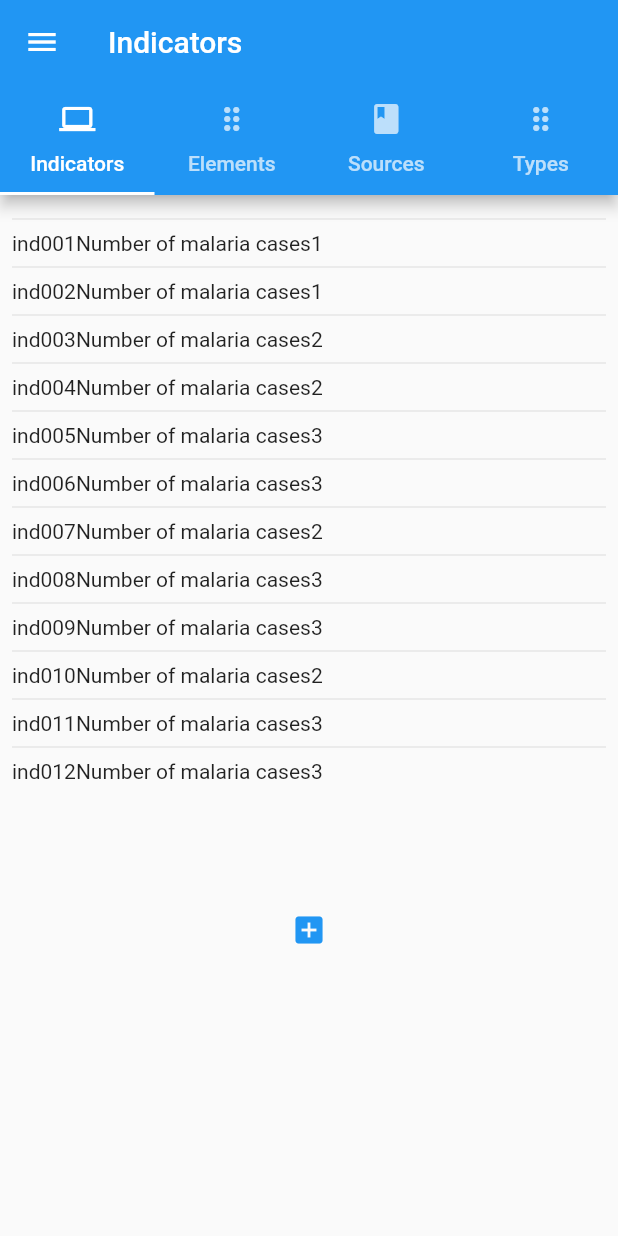
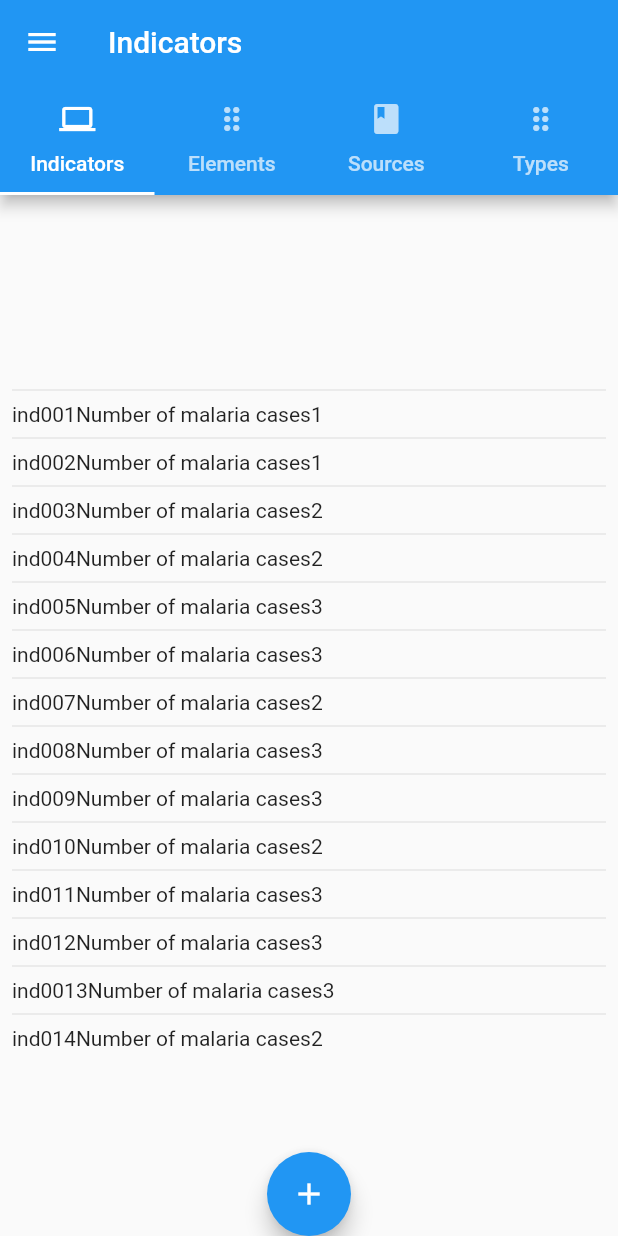
Before and after one commit to diaodiallo/mrdqa, a Flutter app: the IndicatorPage screen opened by its route, on a phone screen of 412 x 824 dp. Run offline on Flutter 3.47's test engine with Material 2 defaults, Android fonts, the phone set to English and light mode, and no system bars; our stand-ins replace cloud_firestore, flutter_markdown, font_awesome_flutter, select_form_field, sqflite, syncfusion_flutter_charts; accounts and stored records are empty.

Commit message:
Move to a floatting button in indicators adding form

```diff
--- a/lib/pages/IndicatorPage.dart
+++ b/lib/pages/IndicatorPage.dart
@@ -37,106 +37,128 @@ class _IndicatorPageState extends State<IndicatorPage> {
           child: MenuManager(context, Routes()).getDrawer(),
         ),
         body: TabBarView(children: [
-          IntrinsicHeight(
-            child:
-                Row(crossAxisAlignment: CrossAxisAlignment.stretch, children: [
+          Scaffold(
+            body: Center(
+              child: IntrinsicHeight(
+                child: Row(
+                    crossAxisAlignment: CrossAxisAlignment.stretch,
+                    children: [
                       Expanded(
                         child: Column(children: <Widget>[
                           Padding(
                             padding: EdgeInsets.all(8.0),
-                    child: Container(height: 450.0, child: _indicatorsView()),
-                  ),
-                  Container(
-                    child: IconButton(
-                      icon: Icon(Icons.add_box),
-                      color: Colors.blue,
-                      onPressed: () => {
-                        setState(() {
-                          Navigator.pushReplacementNamed(
-                              context, Routes().addIndicator);
-                        }),
-                      },
-                    ),
-                  ),
-                ]),
-              ),
-            ]),
-          ), //IndicatorForm(context, Routes()).getDrawer()
-          IntrinsicHeight(
-            child:
-                Row(crossAxisAlignment: CrossAxisAlignment.stretch, children: [
-              Expanded(
-                child: Column(children: <Widget>[
-                  Padding(
-                    padding: EdgeInsets.all(8.0),
-                    child: Container(height: 450.0, child: _dataElementsView()),
-                  ),
-                  Container(
-                    child: IconButton(
-                      icon: Icon(Icons.add_box),
-                      color: Colors.blue,
-                      onPressed: () => {
-                        setState(() {
-                          Navigator.pushReplacementNamed(
-                              context, Routes().addDataElement);
-                        }),
-                      },
-                    ),
+                            child: Container(
+                                height: 450, child: _indicatorsView()),
                           ),
                         ]),
                       ),
                     ]),
               ),
-          IntrinsicHeight(
-            child:
-                Row(crossAxisAlignment: CrossAxisAlignment.stretch, children: [
+            ),
+            floatingActionButtonLocation:
+                FloatingActionButtonLocation.centerDocked,
+            floatingActionButton: FloatingActionButton(
+              onPressed: () {
+                setState(() {
+                  Navigator.pushReplacementNamed(
+                      context, Routes().addIndicator);
+                });
+              },
+              child: Icon(Icons.add),
+              backgroundColor: Colors.blue,
+            ),
+          ),
+          Scaffold(
+            body: Center(
+                child: IntrinsicHeight(
+              child: Row(
+                  crossAxisAlignment: CrossAxisAlignment.stretch,
+                  children: [
                     Expanded(
                       child: Column(children: <Widget>[
                         Padding(
                           padding: EdgeInsets.all(8.0),
-                    child: Container(height: 450.0, child: _dataSourcesView()),
+                          child: Container(
+                              height: 450.0, child: _dataElementsView()),
                         ),
-                  Container(
-                    child: IconButton(
-                      icon: Icon(Icons.add_box),
-                      color: Colors.blue,
-                      onPressed: () => {
+                      ]),
+                    ),
+                  ]),
+            )),
+            floatingActionButtonLocation:
+                FloatingActionButtonLocation.centerDocked,
+            floatingActionButton: FloatingActionButton(
+              onPressed: () {
                 setState(() {
                   Navigator.pushReplacementNamed(
-                              context, Routes().addDataSource);
-                        })
+                      context, Routes().addDataElement);
+                });
               },
+              child: Icon(Icons.add),
+              backgroundColor: Colors.blue,
             ),
+          ), //IndicatorForm(context, Routes()).getDrawer(
+          Scaffold(
+            body: Center(
+              child: IntrinsicHeight(
+                child: Row(
+                    crossAxisAlignment: CrossAxisAlignment.stretch,
+                    children: [
+                      Expanded(
+                        child: Column(children: <Widget>[
+                          Padding(
+                            padding: EdgeInsets.all(8.0),
+                            child: Container(
+                                height: 450.0, child: _dataSourcesView()),
                           ),
                         ]),
                       ),
                     ]),
               ),
-          IntrinsicHeight(
-            child:
-                Row(crossAxisAlignment: CrossAxisAlignment.stretch, children: [
+            ),
+            floatingActionButtonLocation:
+                FloatingActionButtonLocation.centerDocked,
+            floatingActionButton: FloatingActionButton(
+              onPressed: () {
+                setState(() {
+                  Navigator.pushReplacementNamed(
+                      context, Routes().addDataSource);
+                });
+              },
+              child: Icon(Icons.add),
+              backgroundColor: Colors.blue,
+            ),
+          ),
+          Scaffold(
+            body: Center(
+              child: IntrinsicHeight(
+                child: Row(
+                    crossAxisAlignment: CrossAxisAlignment.stretch,
+                    children: [
                       Expanded(
                         child: Column(children: <Widget>[
                           Padding(
                             padding: EdgeInsets.all(8.0),
-                    child:
-                        Container(height: 450.0, child: _indicatorTypesView()),
-                  ),
-                  Container(
-                    child: IconButton(
-                      icon: Icon(Icons.add_box),
-                      color: Colors.blue,
-                      onPressed: () => {
-                        setState(() {
-                          Navigator.pushReplacementNamed(
-                              context, Routes().addIndicatorType);
-                        })
-                      },
-                    ),
+                            child: Container(
+                                height: 450.0, child: _indicatorTypesView()),
                           ),
                         ]),
                       ),
                     ]),
+              ),
+            ),
+            floatingActionButtonLocation:
+                FloatingActionButtonLocation.centerDocked,
+            floatingActionButton: FloatingActionButton(
+              onPressed: () {
+                setState(() {
+                  Navigator.pushReplacementNamed(
+                      context, Routes().addIndicatorType);
+                });
+              },
+              child: Icon(Icons.add),
+              backgroundColor: Colors.blue,
+            ),
           ),
         ]),
       ),
@@ -168,6 +190,13 @@ class _IndicatorPageState extends State<IndicatorPage> {
       Indicator(id: 'ind010', name: 'Number of malaria cases', typeId: 2),
       Indicator(id: 'ind011', name: 'Number of malaria cases', typeId: 3),
       Indicator(id: 'ind012', name: 'Number of malaria cases', typeId: 3),
+      Indicator(id: 'ind0013', name: 'Number of malaria cases', typeId: 3),
+      Indicator(id: 'ind014', name: 'Number of malaria cases', typeId: 2),
+      Indicator(id: 'ind015', name: 'Number of malaria cases', typeId: 3),
+      Indicator(id: 'ind016', name: 'Number of malaria cases', typeId: 3),
+      Indicator(id: 'ind017', name: 'Number of malaria cases', typeId: 2),
+      Indicator(id: 'ind018', name: 'Number of malaria cases', typeId: 3),
+      Indicator(id: 'ind019', name: 'Number of malaria cases', typeId: 3),
     ];
     return indicators;
   }
```
Lines whose indentation alone changed are shown as unchanged.
